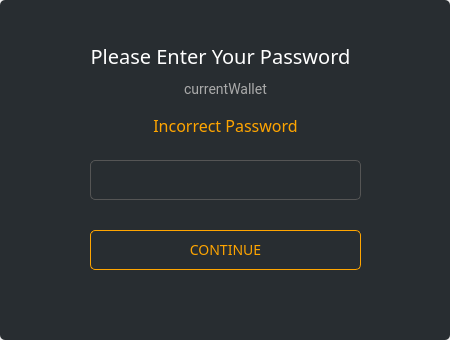
This is src/gui/ui/passworddialog.ui in ConcealNetwork/conceal-desktop as Qt 5 draws it before an edit. The edited form follows.
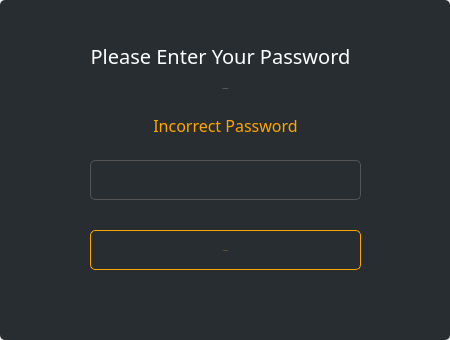
This is the edited form.

Commit message: Remove fonts and font sizes in preparation for changing them programmatically

Diff of the .ui file:
```diff
--- a/src/gui/ui/passworddialog.ui
+++ b/src/gui/ui/passworddialog.ui
@@ -147,8 +147,8 @@
 {
     color: orange; ;
     border: 1px solid orange;
-    font-size: 14px;
-    border-radius: 5px; font-family: 'Poppins';
+    
+    border-radius: 5px; 
 }
 
 QPushButton#m_okButton:hover
@@ -243,7 +243,7 @@
       <property name="styleSheet">
        <string notr="true">color: #aaa;
         border-right: 0px;
-        font-size: 14px;
+        
 font-family: 'Roboto'; border: 0px;</string>
       </property>
       <property name="text">
```
Left out of the diff: 8 changed lines with no effect on the pictures. The commit also changes 16 other files.
